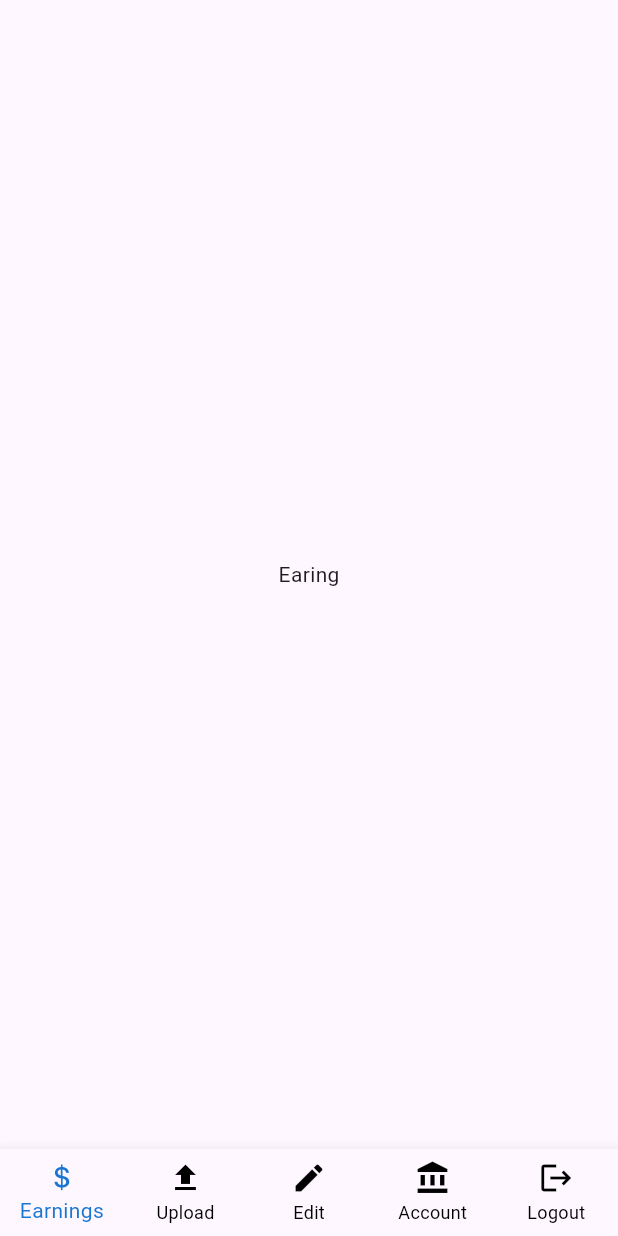
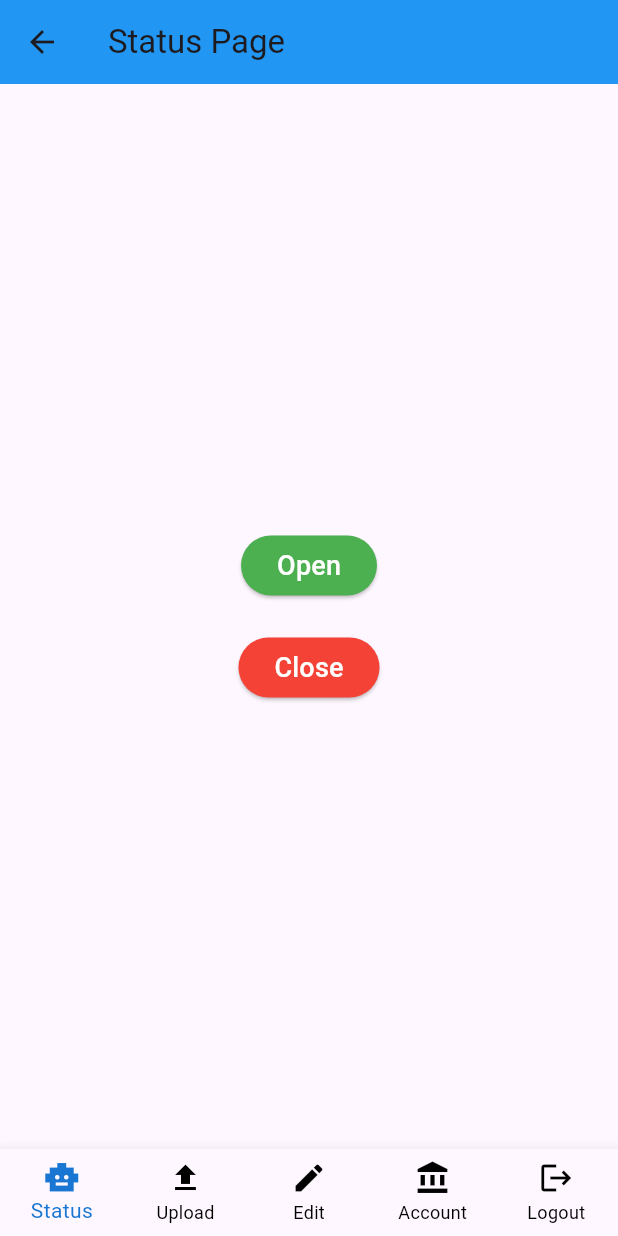
Before and after one commit to JACKICT16/Vendor-shop-app-only, a Flutter app: the MainVendorScreen screen opened directly, on a phone screen of 412 x 824 dp. Run offline on Flutter 3.47's test engine with Material 2 defaults, Android fonts, the phone set to English and light mode, and no system bars; our stand-ins replace cloud_firestore, firebase_auth, firebase_core, firebase_storage, flutter_easyloading, image_picker; missing offline and left inert: country_state_city_picker, firebase_ui_auth; accounts and stored records are empty.

Commit message:
registration & status screen

```diff
--- a/lib/vendor/views/screens/earnings_screen.dart
+++ /dev/null
@@ -1,15 +0,0 @@
-import 'package:flutter/material.dart';
-
-class EaringScreen extends StatelessWidget {
-  const EaringScreen({super.key});
-
-  @override
-  Widget build(BuildContext context) {
-    return Scaffold(
-      body: Center(
-        child: Text('Earing'),
-      ),
-
-    );
-  }
-}
--- a/lib/vendor/views/screens/main_vendor_screen.dart
+++ b/lib/vendor/views/screens/main_vendor_screen.dart
@@ -1,7 +1,7 @@
 import 'package:flutter/cupertino.dart';
 import 'package:flutter/material.dart';
 import 'package:vendor_app_only/vendor/views/screens/account_screen.dart';
-import 'package:vendor_app_only/vendor/views/screens/earnings_screen.dart';
+import 'package:vendor_app_only/vendor/views/screens/status_screen.dart';
 import 'package:vendor_app_only/vendor/views/screens/edit_screen.dart';
 import 'package:vendor_app_only/vendor/views/screens/logout_screen.dart';
 import 'package:vendor_app_only/vendor/views/screens/upload_screen.dart';
@@ -16,7 +16,7 @@ class MainVendorScreen extends StatefulWidget {
 class _MainVendorScreenState extends State<MainVendorScreen> {
   int _pageIndex = 0;
   List<Widget> _pages = [
-    EaringScreen(),
+    StatusScreen(),
     UploadScreen(),
     EditProductScreen(),
     AccountScreen(),
@@ -37,8 +37,8 @@ class _MainVendorScreenState extends State<MainVendorScreen> {
         selectedItemColor: Colors.blue[700],
         items: [
           BottomNavigationBarItem(
-            icon: Icon(CupertinoIcons.money_dollar),
-            label: 'Earnings',
+            icon: Icon(Icons.smart_toy_sharp),
+            label: 'Status',
           ),
           BottomNavigationBarItem(
             icon: Icon(
--- /dev/null
+++ b/lib/vendor/views/screens/status_screen.dart
@@ -0,0 +1,74 @@
+import 'package:flutter/material.dart';
+import 'package:cloud_firestore/cloud_firestore.dart';
+import 'package:firebase_auth/firebase_auth.dart';
+
+class StatusScreen extends StatefulWidget {
+  const StatusScreen({Key? key});
+
+  @override
+  State<StatusScreen> createState() => _StatusScreenState();
+}
+
+class _StatusScreenState extends State<StatusScreen> {
+  final FirebaseFirestore _firestore = FirebaseFirestore.instance;
+
+  final FirebaseAuth _auth = FirebaseAuth.instance;
+
+  Future<void> _updateStatus(bool status) async {
+    User? user = _auth.currentUser;
+    if (user != null) {
+      String uid = user.uid;
+      await _firestore
+          .collection('vendors')
+          .doc(uid)
+          .update({'status': status});
+    } else {
+      // หากไม่มีผู้ใช้ล็อกอิน
+      print('ผู้ใช้ไม่ได้ล็อกอิน');
+    }
+  }
+
+  @override
+  Widget build(BuildContext context) {
+    return Scaffold(
+      appBar: AppBar(
+        title: Text('Status Page'),
+        backgroundColor: Colors.blue, // สีของ AppBar
+      ),
+      body: Center(
+        child: Column(
+          mainAxisAlignment: MainAxisAlignment.center,
+          children: <Widget>[
+            ElevatedButton(
+              onPressed: () {
+                _updateStatus(true); // อัปเดต status เป็น true
+              },
+              child: Text(
+                'Open',
+                style: TextStyle(fontSize: 18), // ขนาดตัวอักษร
+              ),
+              style: ElevatedButton.styleFrom(
+                primary: Colors.green, // สีของปุ่มเมื่อปกติ
+                onPrimary: Colors.white, // สีของตัวอักษรบนปุ่ม
+              ),
+            ),
+            SizedBox(height: 20), // ระยะห่างระหว่างปุ่ม
+            ElevatedButton(
+              onPressed: () {
+                _updateStatus(false); // อัปเดต status เป็น false
+              },
+              child: Text(
+                'Close',
+                style: TextStyle(fontSize: 18), // ขนาดตัวอักษร
+              ),
+              style: ElevatedButton.styleFrom(
+                primary: Colors.red, // สีของปุ่มเมื่อปกติ
+                onPrimary: Colors.white, // สีของตัวอักษรบนปุ่ม
+              ),
+            ),
+          ],
+        ),
+      ),
+    );
+  }
+}
```
Also changed, not shown: lib/models/vendor_user_model.dart (+18 -14 lines), lib/vendor/controller/vendor_controller.dart (+8 -7 lines), lib/vendor/views/auth/vendor_registrarion_screen.dart (+22 -22 lines).
